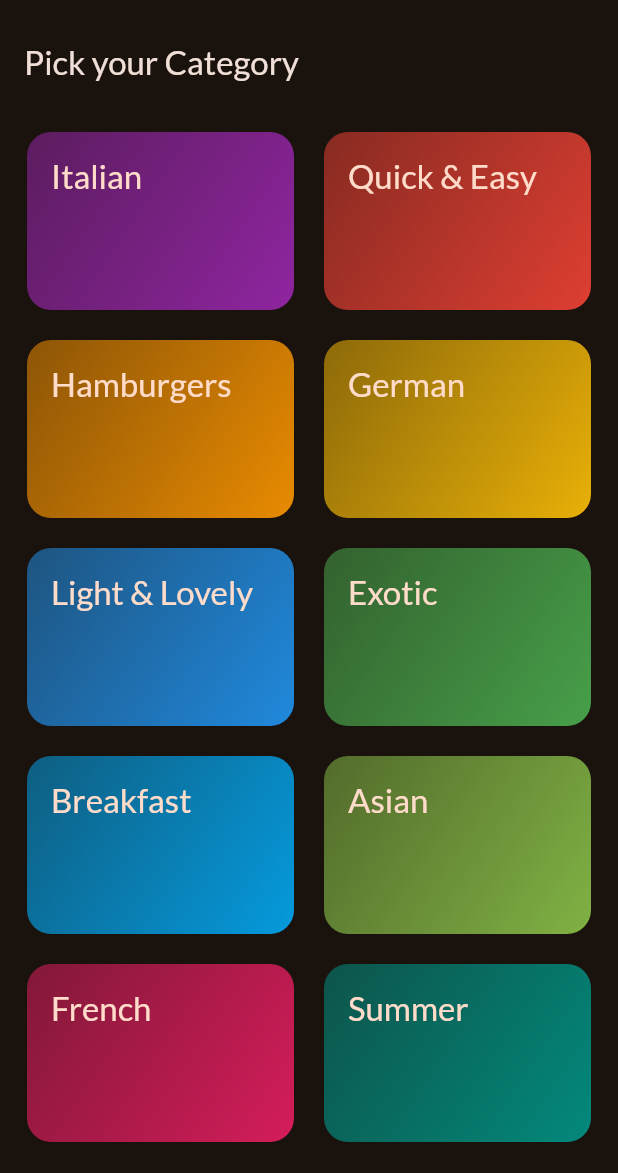
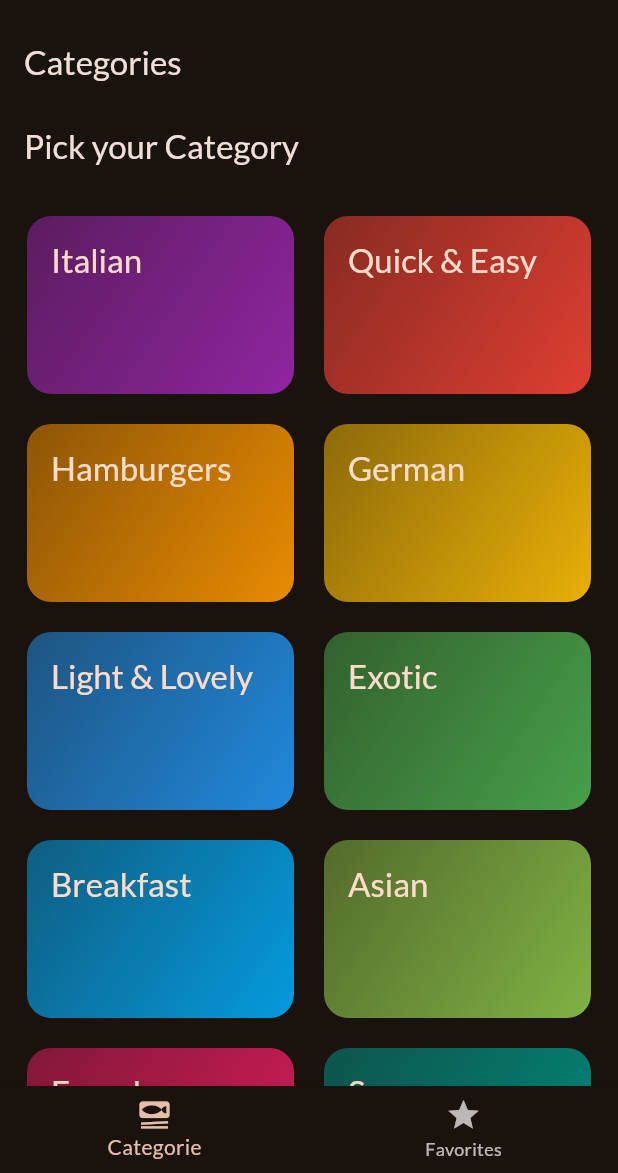
Before and after one commit to DialloMamadouSaidou/flutter_resume, a Flutter app: the screen it shows after launch, on a phone screen of 412 x 824 dp, the part 63-1236 px from its top. Run offline on Flutter 3.47's test engine with Material 3 defaults, Android fonts, the phone set to English and light mode, and no system bars; our stand-ins replace google_fonts, transparent_image.

Commit message:
Ajout de la barre de navigation

```diff
--- /dev/null
+++ b/lib/Meals/Screens/tabs.dart
@@ -0,0 +1,46 @@
+import 'package:flutter/material.dart';
+import 'package:full_cours/Meals/Screens/categorie.dart';
+import 'package:full_cours/Meals/Screens/meals.dart';
+
+class TabsScreen extends StatefulWidget{
+
+  const TabsScreen({super.key});
+
+  @override
+  State<TabsScreen> createState() => _TabsScreenState();
+}
+
+class _TabsScreenState extends State<TabsScreen> {
+  int _selectedPageIndex = 0;
+
+  void _selectedPage(int index){
+
+    setState(() {
+       _selectedPageIndex = index;
+    });
+  }
+  @override
+  Widget build(BuildContext context) {
+    Widget activePage = CategorieScreen();
+
+    var _activePageTitle = "Categories";
+
+    if(_selectedPageIndex == 1){
+      activePage = MealsScreen(title: "Favorites", meals: []);
+      _activePageTitle = "Favorites";
+    }
+    return Scaffold(
+      appBar: AppBar(
+        title: Text(_activePageTitle),
+      ),
+      body: activePage,
+      bottomNavigationBar: BottomNavigationBar(
+          onTap: _selectedPage,
+          currentIndex: _selectedPageIndex,
+          items: [
+              BottomNavigationBarItem(icon: Icon(Icons.set_meal), label: "Categorie"),
+              BottomNavigationBarItem(icon: Icon(Icons.star), label: "Favorites")
+          ]),
+    );
+  }
+}
--- a/lib/main.dart
+++ b/lib/main.dart
@@ -2,6 +2,7 @@ import "package:flutter/material.dart";
 import "package:flutter/services.dart";
 import "package:full_cours/Meals/Screens/categorie.dart";
 import "package:full_cours/Meals/Screens/meals.dart";
+import "package:full_cours/Meals/Screens/tabs.dart";
 import "package:full_cours/Meals/data/dummy_data.dart";
 
 import "package:full_cours/challenge/quiz.dart";
@@ -139,7 +140,7 @@ class App extends StatelessWidget {
           centerTitle: false,
           title: const Text('Flutter Internals'),
         ),
-        body: CategorieScreen(),
+        body: TabsScreen(),
       ),
     );
   }
```
Also changed, not shown: lib/Meals/Screens/meals.dart (+13 -1 lines), lib/Meals/Screens/meals_details.dart (added, +73 -0 lines), lib/Meals/widgets/meal_item.dart (+53 -6 lines), lib/Meals/widgets/meal_item_trait.dart (added, +30 -0 lines).
